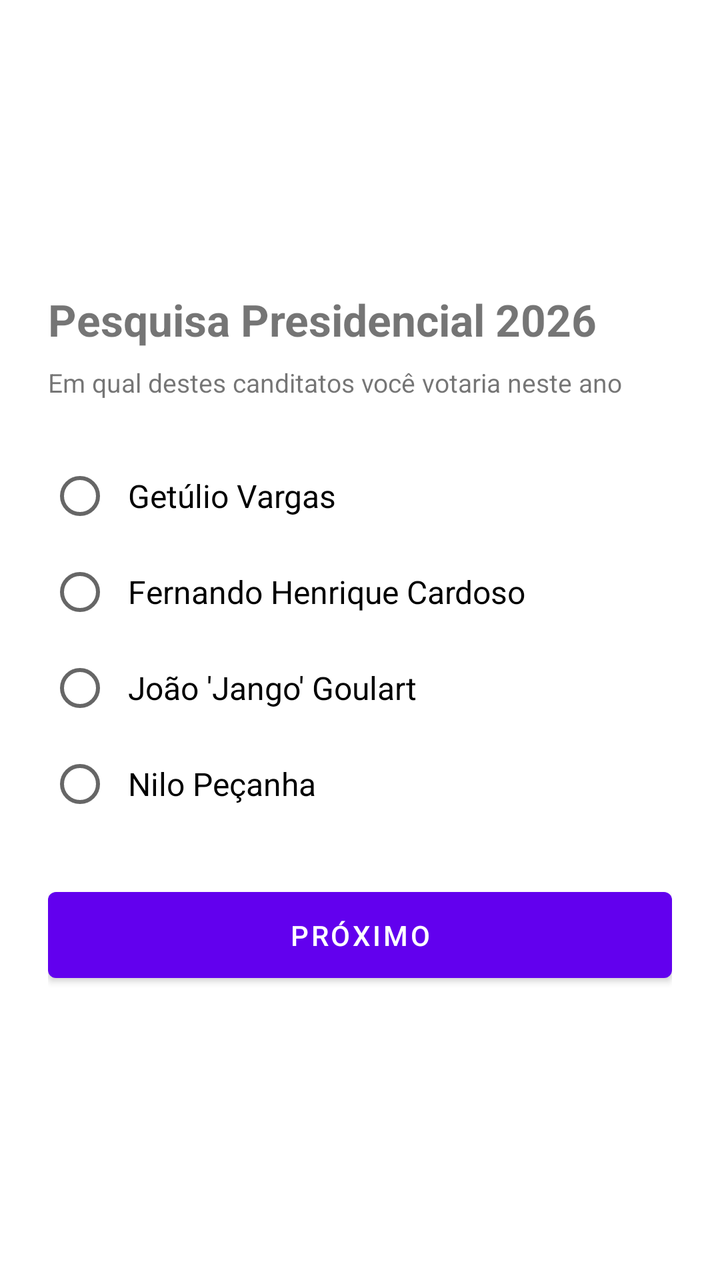
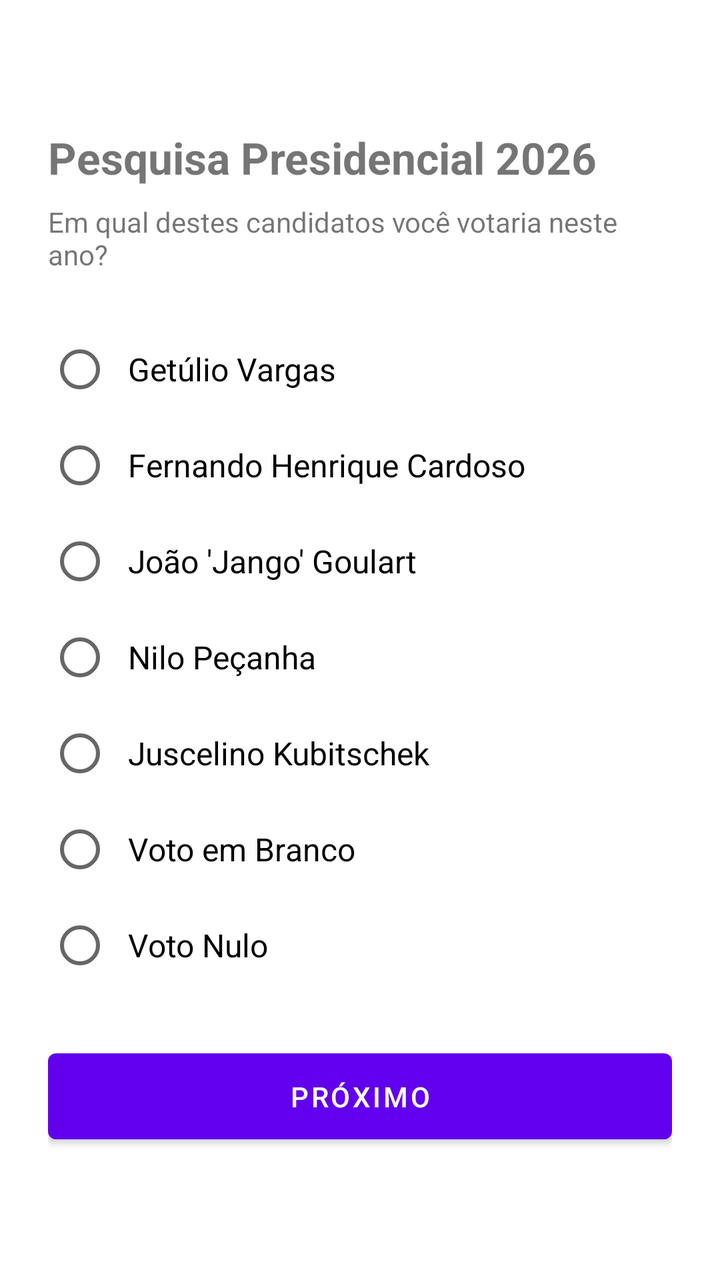

Compare the two renders of this Android layout. The source of the first and the diff that turns it into the second are given below.
<!-- AndroidManifest.xml: activity theme Theme.IBGE -->
<!-- res/layout/activity_survey.xml -->
<?xml version="1.0" encoding="utf-8"?>
<LinearLayout xmlns:android="http://schemas.android.com/apk/res/android"
    android:layout_width="match_parent"
    android:layout_height="match_parent"
    android:orientation="vertical"
    android:padding="24dp"
    android:gravity="center_vertical">

    <TextView
        android:layout_width="wrap_content"
        android:layout_height="wrap_content"
        android:text="Pesquisa Presidencial 2026"
        android:textSize="22sp"
        android:textStyle="bold"
        android:layout_marginBottom="8dp" />

    <TextView
        android:layout_width="wrap_content"
        android:layout_height="wrap_content"
        android:text="Em qual destes canditatos você votaria neste ano"
        android:textSize="13sp"
        android:layout_marginBottom="24dp" />

    <RadioGroup
        android:id="@+id/radioGroupPresidents"
        android:layout_width="match_parent"
        android:layout_height="wrap_content"
        android:layout_marginBottom="24dp">

        <RadioButton
            android:id="@+id/rbGetulio"
            android:layout_width="match_parent"
            android:layout_height="wrap_content"
            android:text="Getúlio Vargas"
            android:textSize="16sp"
            android:padding="8dp" />

        <RadioButton
            android:id="@+id/rbFhc"
            android:layout_width="match_parent"
            android:layout_height="wrap_content"
            android:text="Fernando Henrique Cardoso"
            android:textSize="16sp"
            android:padding="8dp" />

        <RadioButton
            android:id="@+id/rbJango"
            android:layout_width="match_parent"
            android:layout_height="wrap_content"
            android:text="João 'Jango' Goulart"
            android:textSize="16sp"
            android:padding="8dp" />

        <RadioButton
            android:id="@+id/rbNilo"
            android:layout_width="match_parent"
            android:layout_height="wrap_content"
            android:text="Nilo Peçanha"
            android:textSize="16sp"
            android:padding="8dp" />
    </RadioGroup>

    <com.google.android.material.button.MaterialButton
        android:id="@+id/btnSubmitVote"
        android:layout_width="match_parent"
        android:layout_height="wrap_content"
        android:text="Próximo"
        android:padding="12dp" />

</LinearLayout>
<!-- resources referenced by this layout -->
<resources>
  <style name="Theme.IBGE" parent="Theme.MaterialComponents.DayNight.NoActionBar" />
</resources>

<!-- the commit's change to res/layout/activity_survey.xml (unified diff, before → after) -->
@@ -1,70 +1,100 @@
 <?xml version="1.0" encoding="utf-8"?>
-<LinearLayout xmlns:android="http://schemas.android.com/apk/res/android"
+<ScrollView xmlns:android="http://schemas.android.com/apk/res/android"
     android:layout_width="match_parent"
     android:layout_height="match_parent"
-    android:orientation="vertical"
-    android:padding="24dp"
-    android:gravity="center_vertical">
+    android:fillViewport="true">
 
-    <TextView
-        android:layout_width="wrap_content"
-        android:layout_height="wrap_content"
-        android:text="Pesquisa Presidencial 2026"
-        android:textSize="22sp"
-        android:textStyle="bold"
-        android:layout_marginBottom="8dp" />
-
-    <TextView
-        android:layout_width="wrap_content"
-        android:layout_height="wrap_content"
-        android:text="Em qual destes canditatos você votaria neste ano"
-        android:textSize="13sp"
-        android:layout_marginBottom="24dp" />
-
-    <RadioGroup
-        android:id="@+id/radioGroupPresidents"
+    <LinearLayout
         android:layout_width="match_parent"
         android:layout_height="wrap_content"
-        android:layout_marginBottom="24dp">
+        android:orientation="vertical"
+        android:padding="24dp"
+        android:gravity="center_vertical">
 
-        <RadioButton
-            android:id="@+id/rbGetulio"
+        <TextView
+            android:layout_width="wrap_content"
+            android:layout_height="wrap_content"
+            android:text="Pesquisa Presidencial 2026"
+            android:textSize="22sp"
+            android:textStyle="bold"
+            android:layout_marginBottom="8dp" />
+
+        <TextView
+            android:layout_width="wrap_content"
+            android:layout_height="wrap_content"
+            android:text="Em qual destes candidatos você votaria neste ano?"
+            android:textSize="14sp"
+            android:layout_marginBottom="24dp" />
+
+        <RadioGroup
+            android:id="@+id/radioGroupPresidents"
             android:layout_width="match_parent"
             android:layout_height="wrap_content"
-            android:text="Getúlio Vargas"
-            android:textSize="16sp"
-            android:padding="8dp" />
+            android:layout_marginBottom="24dp">
 
-        <RadioButton
-            android:id="@+id/rbFhc"
+            <RadioButton
+                android:id="@+id/rbGetulio"
+                android:layout_width="match_parent"
+                android:layout_height="wrap_content"
+                android:text="Getúlio Vargas"
+                android:textSize="16sp"
+                android:padding="8dp" />
+
+            <RadioButton
+                android:id="@+id/rbFhc"
+                android:layout_width="match_parent"
+                android:layout_height="wrap_content"
+                android:text="Fernando Henrique Cardoso"
+                android:textSize="16sp"
+                android:padding="8dp" />
+
+            <RadioButton
+                android:id="@+id/rbJango"
+                android:layout_width="match_parent"
+                android:layout_height="wrap_content"
+                android:text="João 'Jango' Goulart"
+                android:textSize="16sp"
+                android:padding="8dp" />
+
+            <RadioButton
+                android:id="@+id/rbNilo"
+                android:layout_width="match_parent"
+                android:layout_height="wrap_content"
+                android:text="Nilo Peçanha"
+                android:textSize="16sp"
+                android:padding="8dp" />
+
+            <RadioButton
+                android:id="@+id/rbJk"
+                android:layout_width="match_parent"
+                android:layout_height="wrap_content"
+                android:text="Juscelino Kubitschek"
+                android:textSize="16sp"
+                android:padding="8dp" />
+
+            <RadioButton
+                android:id="@+id/rbBranco"
+                android:layout_width="match_parent"
+                android:layout_height="wrap_content"
+                android:text="Voto em Branco"
+                android:textSize="16sp"
+                android:padding="8dp" />
+
+            <RadioButton
+                android:id="@+id/rbNulo"
+                android:layout_width="match_parent"
+                android:layout_height="wrap_content"
+                android:text="Voto Nulo"
+                android:textSize="16sp"
+                android:padding="8dp" />
+        </RadioGroup>
+
+        <com.google.android.material.button.MaterialButton
+            android:id="@+id/btnSubmitVote"
             android:layout_width="match_parent"
             android:layout_height="wrap_content"
-            android:text="Fernando Henrique Cardoso"
-            android:textSize="16sp"
-            android:padding="8dp" />
+            android:text="Próximo"
+            android:padding="12dp" />
 
-        <RadioButton
-            android:id="@+id/rbJango"
-            android:layout_width="match_parent"
-            android:layout_height="wrap_content"
-            android:text="João 'Jango' Goulart"
-            android:textSize="16sp"
-            android:padding="8dp" />
-
-        <RadioButton
-            android:id="@+id/rbNilo"
-            android:layout_width="match_parent"
-            android:layout_height="wrap_content"
-            android:text="Nilo Peçanha"
-            android:textSize="16sp"
-            android:padding="8dp" />
-    </RadioGroup>
-
-    <com.google.android.material.button.MaterialButton
-        android:id="@+id/btnSubmitVote"
-        android:layout_width="match_parent"
-        android:layout_height="wrap_content"
-        android:text="Próximo"
-        android:padding="12dp" />
-
-</LinearLayout>
+    </LinearLayout>
+</ScrollView>
